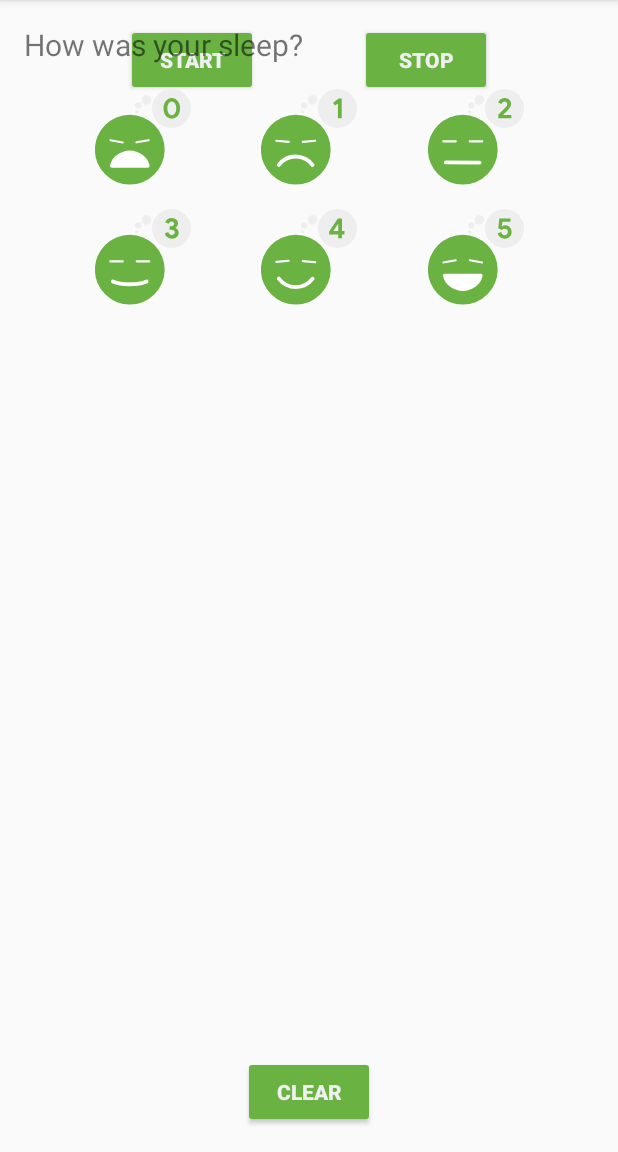
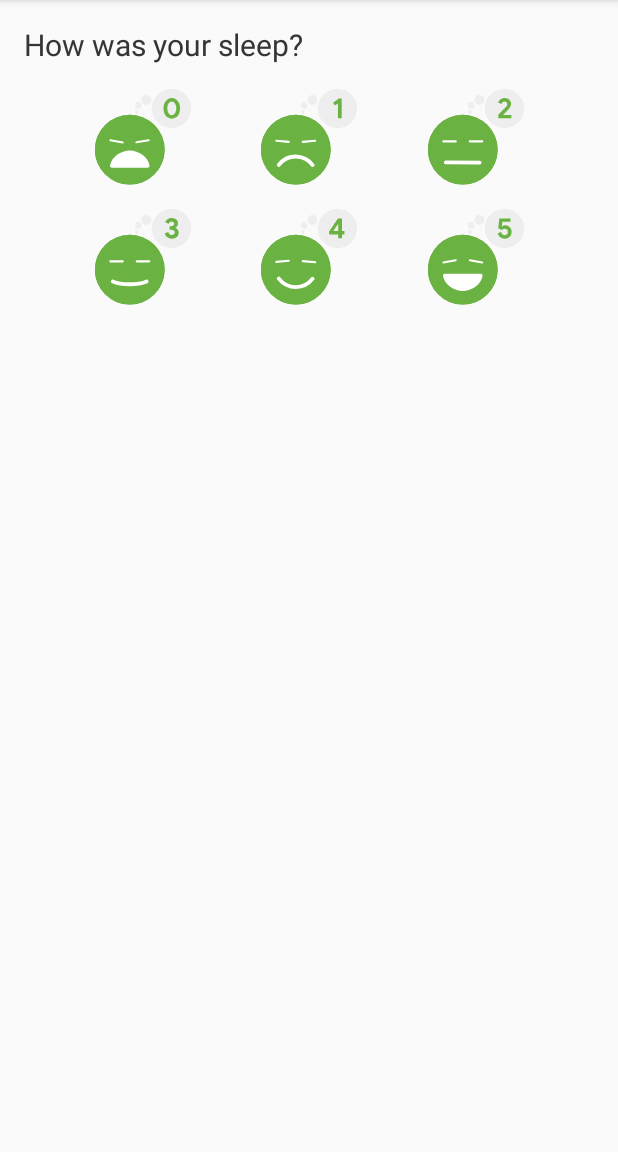
Before and after one commit to hello-xhemajl/andfun-kotlin-sleep-tracker, an Android app: the fragment SleepQualityFragment placed in its activity, after a tap on "STOP", on a phone screen of 412 x 824 dp, the part 84-1236 px from its top. Run offline under Robolectric (Android 15) with nearby library versions, the phone set to English and light mode, and no system bars; our stand-ins replace Room's generated code, data binding; Roboto replaces fonts that are not available here; 5 statements that could not run were skipped.

```diff
--- a/app/src/main/java/com/example/android/trackmysleepquality/sleepquality/SleepQualityFragment.kt
+++ b/app/src/main/java/com/example/android/trackmysleepquality/sleepquality/SleepQualityFragment.kt
@@ -22,7 +22,11 @@ import android.view.View
 import android.view.ViewGroup
 import androidx.databinding.DataBindingUtil
 import androidx.fragment.app.Fragment
+import androidx.lifecycle.Observer
+import androidx.lifecycle.ViewModelProviders
+import androidx.navigation.fragment.findNavController
 import com.example.android.trackmysleepquality.R
+import com.example.android.trackmysleepquality.database.SleepDatabase
 import com.example.android.trackmysleepquality.databinding.FragmentSleepQualityBinding
 
 /**
@@ -47,6 +51,28 @@ class SleepQualityFragment : Fragment() {
 
         val application = requireNotNull(this.activity).application
 
+        val arguments = SleepQualityFragmentArgs.fromBundle(arguments!!)
+
+        val dataSource = SleepDatabase.getInstance(application).sleepDatabaseDao
+
+        val viewModelFactory = SleepQualityViewModelFactory(arguments.sleepNightKey, dataSource)
+
+        val sleepQualityViewModel =
+                ViewModelProviders.of(this, viewModelFactory)
+                        .get(SleepQualityViewModel::class.java)
+
+        binding.sleepQualityViewModel = sleepQualityViewModel
+        binding.lifecycleOwner = this
+
+        sleepQualityViewModel.navigateToSleepTracker.observe(this, Observer {
+            if(it == true){
+                this.findNavController().navigate(
+                        SleepQualityFragmentDirections.actionSleepQualityFragmentToSleepTrackerFragment()
+                )
+                sleepQualityViewModel.doneNavigating()
+            }
+        })
+
         return binding.root
     }
 }
--- a/app/src/main/java/com/example/android/trackmysleepquality/sleepquality/SleepQualityViewModel.kt
+++ b/app/src/main/java/com/example/android/trackmysleepquality/sleepquality/SleepQualityViewModel.kt
@@ -15,3 +15,43 @@
  */
 
 package com.example.android.trackmysleepquality.sleepquality
+
+import androidx.lifecycle.LiveData
+import androidx.lifecycle.MutableLiveData
+import androidx.lifecycle.ViewModel
+import com.example.android.trackmysleepquality.database.SleepDatabaseDao
+import kotlinx.coroutines.*
+
+class SleepQualityViewModel(
+        private val sleepNightKey: Long = 0L,
+        val database: SleepDatabaseDao) : ViewModel() {
+
+    private val viewModelJob = Job()
+    private val uiScope = CoroutineScope(Dispatchers.Main + viewModelJob)
+
+    private val _navigateToSleepTracker = MutableLiveData<Boolean?>()
+    val navigateToSleepTracker: LiveData<Boolean?>
+        get() = _navigateToSleepTracker
+
+
+    fun onSetSleepQuality(quality: Int) {
+        uiScope.launch {
+            withContext(Dispatchers.IO) {
+                val tonight = database.get(sleepNightKey ?: return@withContext)
+                tonight?.sleepQuality = quality
+                database.update(tonight!!)
+            }
+
+            _navigateToSleepTracker.value = true
+        }
+    }
+
+    fun doneNavigating() {
+        _navigateToSleepTracker.value = null
+    }
+
+    override fun onCleared() {
+        super.onCleared()
+        viewModelJob.cancel()
+    }
+}
--- a/app/src/main/java/com/example/android/trackmysleepquality/sleepquality/SleepQualityViewModelFactory.kt
+++ b/app/src/main/java/com/example/android/trackmysleepquality/sleepquality/SleepQualityViewModelFactory.kt
@@ -15,3 +15,20 @@
  */
 
 package com.example.android.trackmysleepquality.sleepquality
+
+import androidx.lifecycle.ViewModel
+import androidx.lifecycle.ViewModelProvider
+import com.example.android.trackmysleepquality.database.SleepDatabaseDao
+
+class SleepQualityViewModelFactory(
+        private val sleepNightKey: Long,
+        private val dataSource: SleepDatabaseDao) : ViewModelProvider.Factory {
+
+    @Suppress("unchecked_cast")
+    override fun <T : ViewModel?> create(modelClass: Class<T>): T {
+        if (modelClass.isAssignableFrom(SleepQualityViewModel::class.java)) {
+            return SleepQualityViewModel(sleepNightKey, dataSource) as T
+        }
+        throw IllegalArgumentException("Unknown ViewModel class")
+    }
+}
--- a/app/src/main/java/com/example/android/trackmysleepquality/sleeptracker/SleepTrackerFragment.kt
+++ b/app/src/main/java/com/example/android/trackmysleepquality/sleeptracker/SleepTrackerFragment.kt
@@ -22,7 +22,9 @@ import android.view.View
 import android.view.ViewGroup
 import androidx.databinding.DataBindingUtil
 import androidx.fragment.app.Fragment
+import androidx.lifecycle.Observer
 import androidx.lifecycle.ViewModelProviders
+import androidx.navigation.fragment.findNavController
 import com.example.android.trackmysleepquality.R
 import com.example.android.trackmysleepquality.database.SleepDatabase
 import com.example.android.trackmysleepquality.databinding.FragmentSleepTrackerBinding
@@ -57,6 +59,16 @@ class SleepTrackerFragment : Fragment() {
         binding.lifecycleOwner = this
         binding.sleepTrackerViewModel = sleepTrackerViewModel
 
+        sleepTrackerViewModel.navigateToSleepQuality.observe(this, Observer {night ->
+            night?.let {
+                this.findNavController().navigate(
+                        SleepTrackerFragmentDirections
+                                .actionSleepTrackerFragmentToSleepQualityFragment(night.nightId)
+                )
+                sleepTrackerViewModel.doneNavigating()
+            }
+        })
+
         return binding.root
     }
 }
--- a/app/src/main/java/com/example/android/trackmysleepquality/sleeptracker/SleepTrackerViewModel.kt
+++ b/app/src/main/java/com/example/android/trackmysleepquality/sleeptracker/SleepTrackerViewModel.kt
@@ -18,6 +18,7 @@ package com.example.android.trackmysleepquality.sleeptracker
 
 import android.app.Application
 import androidx.lifecycle.AndroidViewModel
+import androidx.lifecycle.LiveData
 import androidx.lifecycle.MutableLiveData
 import androidx.lifecycle.Transformations
 import com.example.android.trackmysleepquality.database.SleepDatabaseDao
@@ -44,6 +45,10 @@ class SleepTrackerViewModel(
         formatNights(nights, application.resources)
     }
 
+    private val _navigateToSleepQuality = MutableLiveData<SleepNight>()
+    val navigateToSleepQuality: LiveData<SleepNight>
+        get() = _navigateToSleepQuality
+
     init {
         initializeTonight()
     }
@@ -58,7 +63,7 @@ class SleepTrackerViewModel(
         return withContext(Dispatchers.IO) {
             var night = database.getTonight()
 
-            if(night?.endTimeMilli != night?.startTimeMilli) {
+            if (night?.endTimeMilli != night?.startTimeMilli) {
                 night = null
             }
             night
@@ -73,7 +78,7 @@ class SleepTrackerViewModel(
         }
     }
 
-    private suspend fun insert(night: SleepNight){
+    private suspend fun insert(night: SleepNight) {
         withContext(Dispatchers.IO) {
             database.insert(night)
         }
@@ -84,6 +89,7 @@ class SleepTrackerViewModel(
             val oldNight = tonight.value ?: return@launch
             oldNight.endTimeMilli = System.currentTimeMillis()
             update(oldNight)
+            _navigateToSleepQuality.value = oldNight
         }
     }
 
@@ -106,6 +112,10 @@ class SleepTrackerViewModel(
         }
     }
 
+    fun doneNavigating() {
+        _navigateToSleepQuality.value = null
+    }
+
     override fun onCleared() {
         super.onCleared()
         viewModelJob.cancel()
--- a/app/src/main/res/layout/fragment_sleep_quality.xml
+++ b/app/src/main/res/layout/fragment_sleep_quality.xml
@@ -22,15 +22,87 @@
     <!-- Data to make available to the XML via data binding. In this case,
      the whole ViewModel, so that we can access the LiveData,
      click handlers, and state variables. -->
-    <data>
-
-    </data>
-
-    <!-- Start of the visible fragment layout using ConstraintLayout -->
     <androidx.constraintlayout.widget.ConstraintLayout
         android:layout_width="match_parent"
         android:layout_height="match_parent"
         tools:context=".sleepquality.SleepQualityFragment">
+
+        <ImageView
+            android:id="@+id/quality_zero_image"
+            android:layout_width="@dimen/icon_size"
+            android:layout_height="@dimen/icon_size"
+            android:layout_marginStart="@dimen/margin"
+            android:layout_marginTop="@dimen/margin"
+            android:contentDescription="@string/quality_0"
+            android:onClick="@{() -> sleepQualityViewModel.onSetSleepQuality(0)}"
+            app:layout_constraintEnd_toStartOf="@+id/quality_one_image"
+            app:layout_constraintStart_toStartOf="parent"
+            app:layout_constraintTop_toBottomOf="@+id/title_text"
+            app:srcCompat="@drawable/ic_sleep_0" />
+
+        <ImageView
+            android:id="@+id/quality_one_image"
+            android:layout_width="@dimen/icon_size"
+            android:layout_height="@dimen/icon_size"
+            android:contentDescription="@string/quality_1"
+            android:onClick="@{() -> sleepQualityViewModel.onSetSleepQuality(1)}"
+            app:layout_constraintBottom_toBottomOf="@+id/quality_zero_image"
+            app:layout_constraintEnd_toStartOf="@+id/quality_two_image"
+            app:layout_constraintStart_toEndOf="@+id/quality_zero_image"
+            app:srcCompat="@drawable/ic_sleep_1" />
+
+        <ImageView
+            android:id="@+id/quality_two_image"
+            android:layout_width="@dimen/icon_size"
+            android:layout_height="@dimen/icon_size"
+            android:layout_marginEnd="@dimen/margin"
+            android:contentDescription="@string/quality_2"
+            android:onClick="@{() -> sleepQualityViewModel.onSetSleepQuality(2)}"
+            app:layout_constraintBottom_toBottomOf="@+id/quality_one_image"
+            app:layout_constraintEnd_toEndOf="parent"
+            app:layout_constraintStart_toEndOf="@+id/quality_one_image"
+            app:srcCompat="@drawable/ic_sleep_2" />
+
+        <ImageView
+            android:id="@+id/quality_three_image"
+            android:layout_width="@dimen/icon_size"
+            android:layout_height="@dimen/icon_size"
+            android:layout_marginStart="@dimen/margin"
+            android:layout_marginTop="@dimen/margin"
+            android:layout_marginBottom="@dimen/margin"
+            android:contentDescription="@string/quality_3"
+            android:onClick="@{() -> sleepQualityViewModel.onSetSleepQuality(3)}"
+            app:layout_constraintBottom_toBottomOf="parent"
+            app:layout_constraintEnd_toStartOf="@+id/quality_four_image"
+            app:layout_constraintStart_toStartOf="parent"
+            app:layout_constraintTop_toBottomOf="@+id/quality_zero_image"
+            app:layout_constraintVertical_bias="0.0"
+            app:srcCompat="@drawable/ic_sleep_3" />
+
+        <ImageView
+            android:id="@+id/quality_four_image"
+            android:layout_width="@dimen/icon_size"
+            android:layout_height="@dimen/icon_size"
+            android:contentDescription="@string/quality_4"
+            android:onClick="@{() -> sleepQualityViewModel.onSetSleepQuality(4)}"
+            app:layout_constraintBottom_toBottomOf="@+id/quality_three_image"
+            app:layout_constraintEnd_toStartOf="@+id/quality_five_image"
+            app:layout_constraintStart_toEndOf="@+id/quality_three_image"
+            app:layout_constraintTop_toTopOf="@+id/quality_three_image"
+            app:srcCompat="@drawable/ic_sleep_4" />
+
+        <ImageView
+            android:id="@+id/quality_five_image"
+            android:layout_width="@dimen/icon_size"
+            android:layout_height="@dimen/icon_size"
+            android:layout_marginEnd="@dimen/margin"
+            android:contentDescription="@string/quality_5"
+            android:onClick="@{() -> sleepQualityViewModel.onSetSleepQuality(5)}"
+            app:layout_constraintBottom_toBottomOf="@+id/quality_four_image"
+            app:layout_constraintEnd_toEndOf="parent"
+            app:layout_constraintStart_toEndOf="@+id/quality_four_image"
+            app:layout_constraintTop_toTopOf="@+id/quality_four_image"
+            app:srcCompat="@drawable/ic_sleep_5" />
 
         <TextView
             android:id="@+id/title_text"
@@ -46,76 +118,13 @@
             app:layout_constraintStart_toStartOf="parent"
             app:layout_constraintTop_toTopOf="parent" />
 
-        <ImageView
-            android:id="@+id/quality_zero_image"
-            android:layout_width="@dimen/icon_size"
-            android:layout_height="@dimen/icon_size"
-            android:layout_marginStart="@dimen/margin"
-            android:layout_marginTop="@dimen/margin"
-            android:contentDescription="@string/quality_0"
-            app:layout_constraintEnd_toStartOf="@+id/quality_one_image"
-            app:layout_constraintStart_toStartOf="parent"
-            app:layout_constraintTop_toBottomOf="@+id/title_text"
-            app:srcCompat="@drawable/ic_sleep_0" />
+    </androidx.constraintlayout.widget.ConstraintLayout>
 
-        <ImageView
-            android:id="@+id/quality_one_image"
-            android:layout_width="@dimen/icon_size"
-            android:layout_height="@dimen/icon_size"
-            android:contentDescription="@string/quality_1"
-            app:layout_constraintBottom_toBottomOf="@+id/quality_zero_image"
-            app:layout_constraintEnd_toStartOf="@+id/quality_two_image"
-            app:layout_constraintStart_toEndOf="@+id/quality_zero_image"
-            app:srcCompat="@drawable/ic_sleep_1" />
+    <!-- Start of the visible fragment layout using ConstraintLayout -->
+    <data>
 
-        <ImageView
-            android:id="@+id/quality_two_image"
-            android:layout_width="@dimen/icon_size"
-            android:layout_height="@dimen/icon_size"
-            android:layout_marginEnd="@dimen/margin"
-            android:contentDescription="@string/quality_2"
-            app:layout_constraintBottom_toBottomOf="@+id/quality_one_image"
-            app:layout_constraintEnd_toEndOf="parent"
-            app:layout_constraintStart_toEndOf="@+id/quality_one_image"
-            app:srcCompat="@drawable/ic_sleep_2" />
-
-        <ImageView
-            android:id="@+id/quality_three_image"
-            android:layout_width="@dimen/icon_size"
-            android:layout_height="@dimen/icon_size"
-            android:layout_marginStart="@dimen/margin"
-            android:layout_marginTop="@dimen/margin"
-            android:layout_marginBottom="@dimen/margin"
-            android:contentDescription="@string/quality_3"
-            app:layout_constraintBottom_toBottomOf="parent"
-            app:layout_constraintEnd_toStartOf="@+id/quality_four_image"
-            app:layout_constraintStart_toStartOf="parent"
-            app:layout_constraintTop_toBottomOf="@+id/quality_zero_image"
-            app:layout_constraintVertical_bias="0.0"
-            app:srcCompat="@drawable/ic_sleep_3" />
-
-        <ImageView
-            android:id="@+id/quality_four_image"
-            android:layout_width="@dimen/icon_size"
-            android:layout_height="@dimen/icon_size"
-            android:contentDescription="@string/quality_4"
-            app:layout_constraintBottom_toBottomOf="@+id/quality_three_image"
-            app:layout_constraintEnd_toStartOf="@+id/quality_five_image"
-            app:layout_constraintStart_toEndOf="@+id/quality_three_image"
-            app:layout_constraintTop_toTopOf="@+id/quality_three_image"
-            app:srcCompat="@drawable/ic_sleep_4" />
-
-        <ImageView
-            android:id="@+id/quality_five_image"
-            android:layout_width="@dimen/icon_size"
-            android:layout_height="@dimen/icon_size"
-            android:layout_marginEnd="@dimen/margin"
-            android:contentDescription="@string/quality_5"
-            app:layout_constraintBottom_toBottomOf="@+id/quality_four_image"
-            app:layout_constraintEnd_toEndOf="parent"
-            app:layout_constraintStart_toEndOf="@+id/quality_four_image"
-            app:layout_constraintTop_toTopOf="@+id/quality_four_image"
-            app:srcCompat="@drawable/ic_sleep_5" />
-
-    </androidx.constraintlayout.widget.ConstraintLayout>
+        <variable
+            name="sleepQualityViewModel"
+            type="com.example.android.trackmysleepquality.sleepquality.SleepQualityViewModel" />
+    </data>
 </layout>
```
